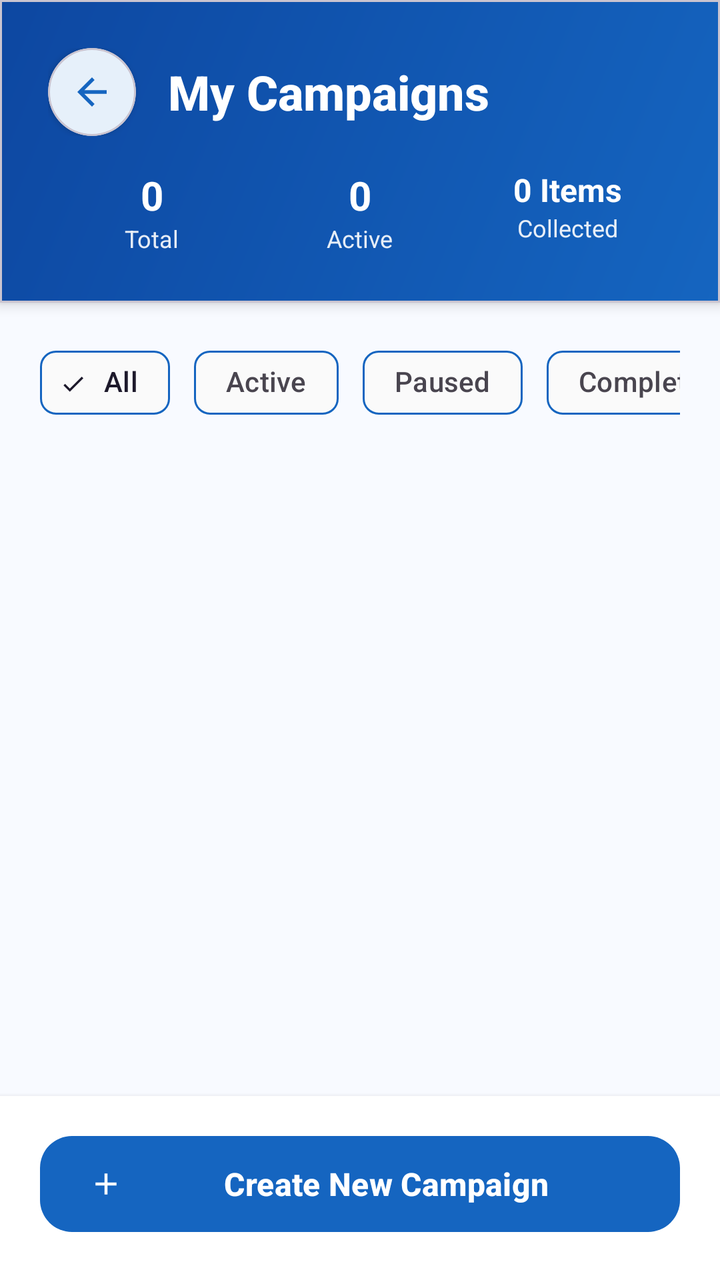
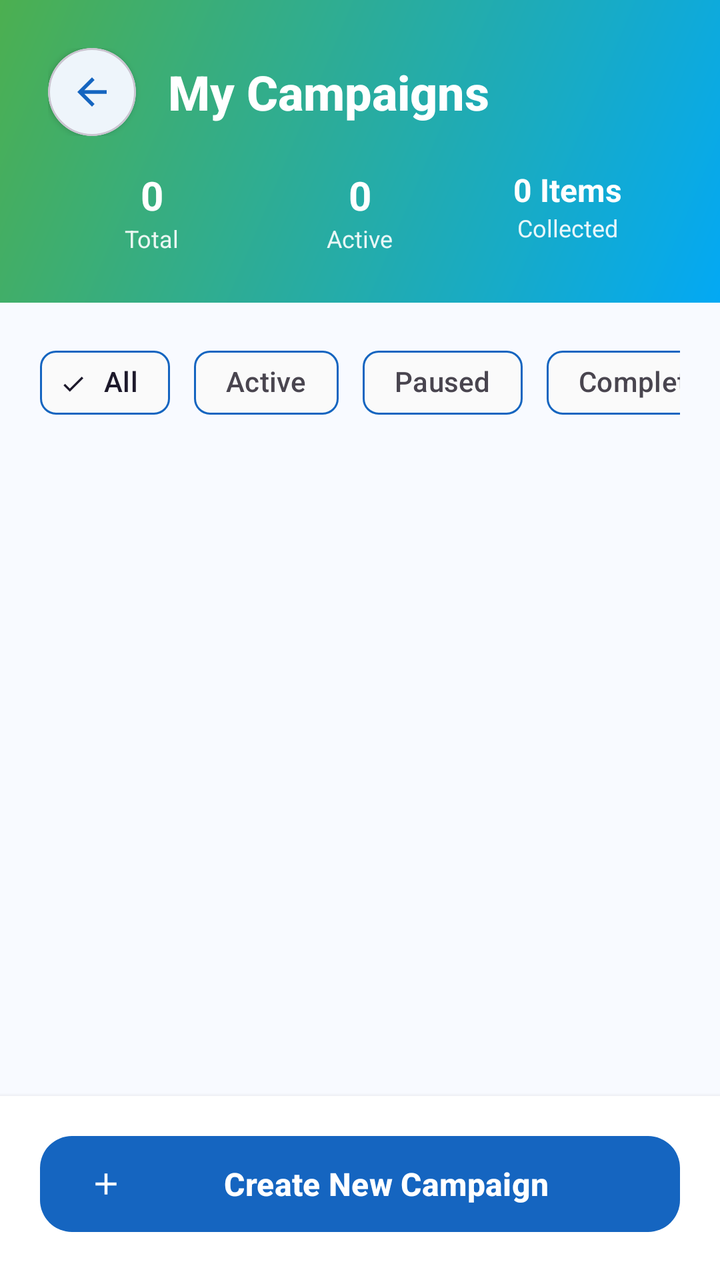

The first picture is an Android layout as it rendered before a commit; the second is the same layout after the commit. The layout source and the unified diff follow.
<!-- AndroidManifest.xml: application theme Theme.GiveEase -->
<!-- res/layout/fragment_my_campaigns.xml -->
<?xml version="1.0" encoding="utf-8"?>
<LinearLayout xmlns:android="http://schemas.android.com/apk/res/android"
    xmlns:app="http://schemas.android.com/apk/res-auto"
    android:layout_width="match_parent"
    android:layout_height="match_parent"
    android:orientation="vertical"
    android:background="#F8FAFF">

    
    <com.google.android.material.card.MaterialCardView
        android:layout_width="match_parent"
        android:layout_height="wrap_content"
        app:cardCornerRadius="0dp"
        app:cardElevation="4dp"
        app:cardBackgroundColor="@android:color/white">

        <LinearLayout
            android:layout_width="match_parent"
            android:layout_height="wrap_content"
            android:orientation="vertical"
            android:padding="24dp"
            android:background="@drawable/h">

            
            <LinearLayout
                android:layout_width="match_parent"
                android:layout_height="wrap_content"
                android:orientation="horizontal"
                android:gravity="center_vertical"
                android:layout_marginBottom="16dp">

                <com.google.android.material.card.MaterialCardView
                    android:id="@+id/btnBack"
                    android:layout_width="44dp"
                    android:layout_height="44dp"
                    app:cardCornerRadius="22dp"
                    app:cardElevation="2dp"
                    app:cardBackgroundColor="#FFFFFF"
                    android:clickable="true"
                    android:focusable="true">

                    <ImageView
                        android:layout_width="22dp"
                        android:layout_height="22dp"
                        android:layout_gravity="center"
                        android:src="@drawable/ic_back"
                        app:tint="#1565C0" />
                </com.google.android.material.card.MaterialCardView>

                <TextView
                    android:layout_width="0dp"
                    android:layout_weight="1"
                    android:layout_height="wrap_content"
                    android:text="My Campaigns"
                    android:textSize="24sp"
                    android:textStyle="bold"
                    android:textColor="#FFFFFF"
                    android:fontFamily="sans-serif-medium"
                    android:layout_marginStart="16dp" />
            </LinearLayout>

            
            <LinearLayout
                android:layout_width="match_parent"
                android:layout_height="wrap_content"
                android:orientation="horizontal"
                android:weightSum="3">

                <LinearLayout
                    android:layout_width="0dp"
                    android:layout_weight="1"
                    android:layout_height="wrap_content"
                    android:orientation="vertical"
                    android:gravity="center">

                    <TextView
                        android:id="@+id/tvTotalCampaigns"
                        android:layout_width="wrap_content"
                        android:layout_height="wrap_content"
                        android:text="0"
                        android:textSize="20sp"
                        android:textStyle="bold"
                        android:textColor="#FFFFFF" />

                    <TextView
                        android:layout_width="wrap_content"
                        android:layout_height="wrap_content"
                        android:text="Total"
                        android:textSize="12sp"
                        android:textColor="#FFFFFF"
                        android:alpha="0.9" />
                </LinearLayout>

                <LinearLayout
                    android:layout_width="0dp"
                    android:layout_weight="1"
                    android:layout_height="wrap_content"
                    android:orientation="vertical"
                    android:gravity="center">

                    <TextView
                        android:id="@+id/tvActiveCampaigns"
                        android:layout_width="wrap_content"
                        android:layout_height="wrap_content"
                        android:text="0"
                        android:textSize="20sp"
                        android:textStyle="bold"
                        android:textColor="#FFFFFF" />

                    <TextView
                        android:layout_width="wrap_content"
                        android:layout_height="wrap_content"
                        android:text="Active"
                        android:textSize="12sp"
                        android:textColor="#FFFFFF"
                        android:alpha="0.9" />
                </LinearLayout>

                <LinearLayout
                    android:layout_width="0dp"
                    android:layout_weight="1"
                    android:layout_height="wrap_content"
                    android:orientation="vertical"
                    android:gravity="center">

                    <TextView
                        android:id="@+id/tvTotalItemsCollected"
                        android:layout_width="wrap_content"
                        android:layout_height="wrap_content"
                        android:text="0 Items"
                        android:textSize="16sp"
                        android:textStyle="bold"
                        android:textColor="#FFFFFF" />

                    <TextView
                        android:layout_width="wrap_content"
                        android:layout_height="wrap_content"
                        android:text="Collected"
                        android:textSize="12sp"
                        android:textColor="#FFFFFF"
                        android:alpha="0.9" />
                </LinearLayout>
            </LinearLayout>
        </LinearLayout>
    </com.google.android.material.card.MaterialCardView>

    
    <HorizontalScrollView
        android:layout_width="match_parent"
        android:layout_height="wrap_content"
        android:scrollbars="none"
        android:paddingVertical="16dp"
        android:paddingHorizontal="20dp">

        <com.google.android.material.chip.ChipGroup
            android:layout_width="wrap_content"
            android:layout_height="wrap_content"
            app:singleSelection="true"
            app:chipSpacingHorizontal="12dp">

            <com.google.android.material.chip.Chip
                android:id="@+id/chipAll"
                android:layout_width="wrap_content"
                android:layout_height="wrap_content"
                android:text="All"
                android:checked="true"
                android:textSize="14sp"
                app:chipBackgroundColor="@color/background"
                app:chipStrokeColor="#1565C0"
                app:chipStrokeWidth="1dp"
                style="@style/Widget.Material3.Chip.Filter" />

            <com.google.android.material.chip.Chip
                android:id="@+id/chipActive"
                android:layout_width="wrap_content"
                android:layout_height="wrap_content"
                android:text="Active"
                android:textSize="14sp"
                app:chipBackgroundColor="@color/background"
                app:chipStrokeColor="#1565C0"
                app:chipStrokeWidth="1dp"
                style="@style/Widget.Material3.Chip.Filter" />

            <com.google.android.material.chip.Chip
                android:id="@+id/chipPaused"
                android:layout_width="wrap_content"
                android:layout_height="wrap_content"
                android:text="Paused"
                android:textSize="14sp"
                app:chipBackgroundColor="@color/background"
                app:chipStrokeColor="#1565C0"
                app:chipStrokeWidth="1dp"
                style="@style/Widget.Material3.Chip.Filter" />

            <com.google.android.material.chip.Chip
                android:id="@+id/chipCompleted"
                android:layout_width="wrap_content"
                android:layout_height="wrap_content"
                android:text="Completed"
                android:textSize="14sp"
                app:chipBackgroundColor="@color/background"
                app:chipStrokeColor="#1565C0"
                app:chipStrokeWidth="1dp"
                style="@style/Widget.Material3.Chip.Filter" />
        </com.google.android.material.chip.ChipGroup>
    </HorizontalScrollView>

    
    <FrameLayout
        android:layout_width="match_parent"
        android:layout_height="0dp"
        android:layout_weight="1">

        
        <ProgressBar
            android:id="@+id/progressBar"
            android:layout_width="wrap_content"
            android:layout_height="wrap_content"
            android:layout_gravity="center"
            android:visibility="gone" />

        
        <androidx.recyclerview.widget.RecyclerView
            android:id="@+id/recyclerViewCampaigns"
            android:layout_width="match_parent"
            android:layout_height="match_parent"
            android:padding="20dp"
            android:clipToPadding="false" />

        
        <LinearLayout
            android:id="@+id/emptyState"
            android:layout_width="match_parent"
            android:layout_height="match_parent"
            android:orientation="vertical"
            android:gravity="center"
            android:padding="40dp"
            android:visibility="gone">

            <ImageView
                android:layout_width="120dp"
                android:layout_height="120dp"
                android:src="@drawable/ic_campaign"
                app:tint="#BDBDBD"
                android:layout_marginBottom="24dp" />

            <TextView
                android:id="@+id/tvEmptyMessage"
                android:layout_width="wrap_content"
                android:layout_height="wrap_content"
                android:text="No campaigns yet"
                android:textSize="20sp"
                android:textStyle="bold"
                android:textColor="#546E7A"
                android:gravity="center" />
        </LinearLayout>
    </FrameLayout>

    
    <LinearLayout
        android:layout_width="match_parent"
        android:layout_height="wrap_content"
        android:orientation="vertical"
        android:background="@android:color/white"
        android:elevation="4dp"
        android:paddingHorizontal="20dp"
        android:paddingTop="16dp"
        android:paddingBottom="20dp">

        <com.google.android.material.button.MaterialButton
            android:id="@+id/btnCreateNewCampaign"
            android:layout_width="match_parent"
            android:layout_height="56dp"
            android:text="Create New Campaign"
            android:textSize="16sp"
            android:textStyle="bold"
            app:cornerRadius="16dp"
            app:backgroundTint="#1565C0"
            app:icon="@drawable/ic_add"
            app:iconGravity="start" />
    </LinearLayout>
</LinearLayout>
<!-- resources referenced by this layout -->
<resources>
  <color name="background">#FAFAFA</color>
  <!-- drawable h (drawable) -->
  <shape xmlns:android="http://schemas.android.com/apk/res/android"
      android:shape="rectangle">
      <gradient
          android:startColor="#1565C0"
          android:endColor="#0D47A1"
          android:angle="135"/>
  </shape>
  <!-- drawable ic_add (drawable) -->
  <vector xmlns:android="http://schemas.android.com/apk/res/android"
      android:width="24dp"
      android:height="24dp"
      android:viewportWidth="24"
      android:viewportHeight="24">
      <path
          android:fillColor="#FF000000"
          android:pathData="M19,13h-6v6h-2v-6H5v-2h6V5h2v6h6v2z"/>
  </vector>
  <!-- drawable ic_back (drawable) -->
  <vector xmlns:android="http://schemas.android.com/apk/res/android"
      android:width="24dp"
      android:height="24dp"
      android:viewportWidth="24"
      android:viewportHeight="24">
      <path
          android:fillColor="#FF000000"
          android:pathData="M20,11H7.83l5.59,-5.59L12,4l-8,8 8,8 1.41,-1.41L7.83,13H20v-2z"/>
  </vector>
  <!-- drawable ic_campaign (drawable) -->
  <vector xmlns:android="http://schemas.android.com/apk/res/android"
      android:width="24dp"
      android:height="24dp"
      android:viewportWidth="24"
      android:viewportHeight="24">
      <path
          android:fillColor="#FF000000"
          android:pathData="M18,11v2h4v-2h-4zM16,17.61c0.96,0.71 2.21,1.65 3.2,2.39 0.4,-0.53 0.8,-1.07 1.2,-1.6 -0.99,-0.74 -2.24,-1.68 -3.2,-2.4 -0.4,0.54 -0.8,1.07 -1.2,1.61zM20.4,5.6c-0.4,-0.53 -0.8,-1.07 -1.2,-1.6 -0.99,0.74 -2.24,1.68 -3.2,2.4 0.4,0.53 0.8,1.07 1.2,1.6 0.96,-0.72 2.21,-1.65 3.2,-2.4zM4,9c-1.1,0 -2,0.9 -2,2v2c0,1.1 0.9,2 2,2h1v4h2v-4h1l5,3L13,6L8,9L4,9zM15.5,12c0,-1.33 -0.58,-2.53 -1.5,-3.35v6.69c0.92,-0.81 1.5,-2.01 1.5,-3.34z"/>
  </vector>
  <style name="Theme.GiveEase" parent="Theme.Material3.Light.NoActionBar">
          
          <item name="colorPrimary">@color/primary_blue</item>
          <item name="colorOnPrimary">@color/white</item>
          <item name="colorSecondary">@color/teal_200</item>
          <item name="colorOnSecondary">@color/black</item>
  
          
          <item name="android:windowBackground">@color/background</item>
          <item name="colorSurface">@color/surface</item>
          <item name="colorOnSurface">@color/onSurface</item>
          <item name="colorOnBackground">@color/onBackground</item>
  
          
          <item name="android:statusBarColor" tools:targetApi="l">?attr/colorPrimary</item>
  
      </style>
  <color name="primary_blue">#1976D2</color>
  <color name="white">#FFFFFFFF</color>
  <color name="teal_200">#FF03DAC5</color>
  <color name="black">#FF000000</color>
  <color name="surface">#FFFFFF</color>
  <color name="onSurface">#212121</color>
  <color name="onBackground">#212121</color>
</resources>

<!-- the commit's change to res/layout/fragment_my_campaigns.xml (unified diff, before → after) -->
@@ -7,19 +7,12 @@
     android:background="#F8FAFF">
 
     
-    <com.google.android.material.card.MaterialCardView
+    <LinearLayout
         android:layout_width="match_parent"
         android:layout_height="wrap_content"
-        app:cardCornerRadius="0dp"
-        app:cardElevation="4dp"
-        app:cardBackgroundColor="@android:color/white">
-
-        <LinearLayout
-            android:layout_width="match_parent"
-            android:layout_height="wrap_content"
-            android:orientation="vertical"
-            android:padding="24dp"
-            android:background="@drawable/h">
+        android:orientation="vertical"
+        android:padding="24dp"
+        android:background="@drawable/home_header_gradient">
 
             
             <LinearLayout
@@ -141,8 +134,7 @@
                         android:alpha="0.9" />
                 </LinearLayout>
             </LinearLayout>
-        </LinearLayout>
-    </com.google.android.material.card.MaterialCardView>
+    </LinearLayout>
 
     
     <HorizontalScrollView
<!-- resource entries referenced after the edit -->
@@ -1,13 +1,13 @@
 <!-- resources referenced by this layout -->
 <resources>
   <color name="background">#FAFAFA</color>
-  <!-- drawable h (drawable) -->
-  <shape xmlns:android="http://schemas.android.com/apk/res/android"
-      android:shape="rectangle">
+  <!-- drawable home_header_gradient (drawable) -->
+  <shape xmlns:android="http://schemas.android.com/apk/res/android">
       <gradient
-          android:startColor="#1565C0"
-          android:endColor="#0D47A1"
-          android:angle="135"/>
+          android:angle="135"
+          android:startColor="@color/secondary"
+          android:endColor="@color/primary"
+          android:type="linear" />
   </shape>
   <!-- drawable ic_add (drawable) -->
   <vector xmlns:android="http://schemas.android.com/apk/res/android"
@@ -56,6 +56,8 @@
           <item name="android:statusBarColor" tools:targetApi="l">?attr/colorPrimary</item>
   
       </style>
+  <color name="secondary">#03A9F4</color>
+  <color name="primary">#4CAF50</color>
   <color name="primary_blue">#1976D2</color>
   <color name="white">#FFFFFFFF</color>
   <color name="teal_200">#FF03DAC5</color>
